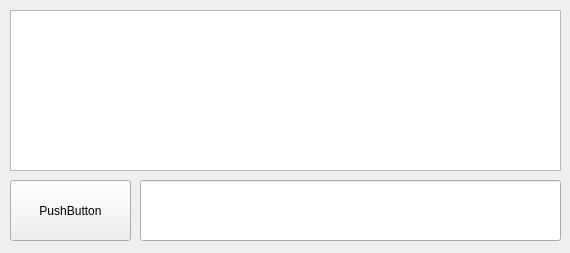
The window that forms/messenger.ui (NestorDP/serial_messenger) describes before a commit, drawn with Qt 5.
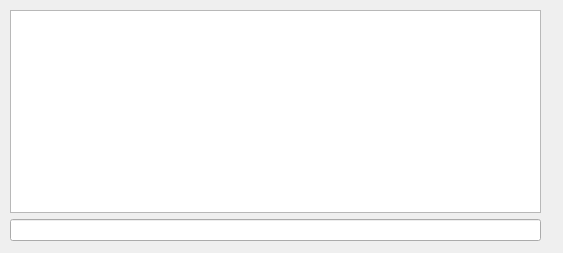
The same window after the commit.

The edit to the form file:
```diff
--- a/forms/messenger.ui
+++ b/forms/messenger.ui
@@ -6,57 +6,30 @@
    <rect>
     <x>0</x>
     <y>0</y>
-    <width>570</width>
+    <width>563</width>
     <height>253</height>
    </rect>
   </property>
   <property name="windowTitle">
    <string>Form</string>
   </property>
-  <widget class="QPushButton" name="pushButton">
-   <property name="geometry">
-    <rect>
-     <x>10</x>
-     <y>180</y>
-     <width>121</width>
-     <height>61</height>
-    </rect>
-   </property>
-   <property name="minimumSize">
-    <size>
-     <width>0</width>
-     <height>0</height>
-    </size>
-   </property>
-   <property name="baseSize">
-    <size>
-     <width>0</width>
-     <height>0</height>
-    </size>
-   </property>
-   <property name="text">
-    <string>PushButton</string>
-   </property>
-  </widget>
-  <widget class="QLineEdit" name="lineEdit">
-   <property name="geometry">
-    <rect>
-     <x>140</x>
-     <y>180</y>
-     <width>421</width>
-     <height>61</height>
-    </rect>
-   </property>
-  </widget>
-  <widget class="QListWidget" name="listWidget">
+  <widget class="QWidget" name="verticalLayoutWidget">
    <property name="geometry">
     <rect>
      <x>10</x>
      <y>10</y>
-     <width>551</width>
-     <height>161</height>
+     <width>531</width>
+     <height>231</height>
     </rect>
    </property>
+   <layout class="QVBoxLayout" name="verticalLayout">
+    <item>
+     <widget class="QListWidget" name="listWidget"/>
+    </item>
+    <item>
+     <widget class="QLineEdit" name="lineEdit"/>
+    </item>
+   </layout>
   </widget>
  </widget>
  <resources/>
```
